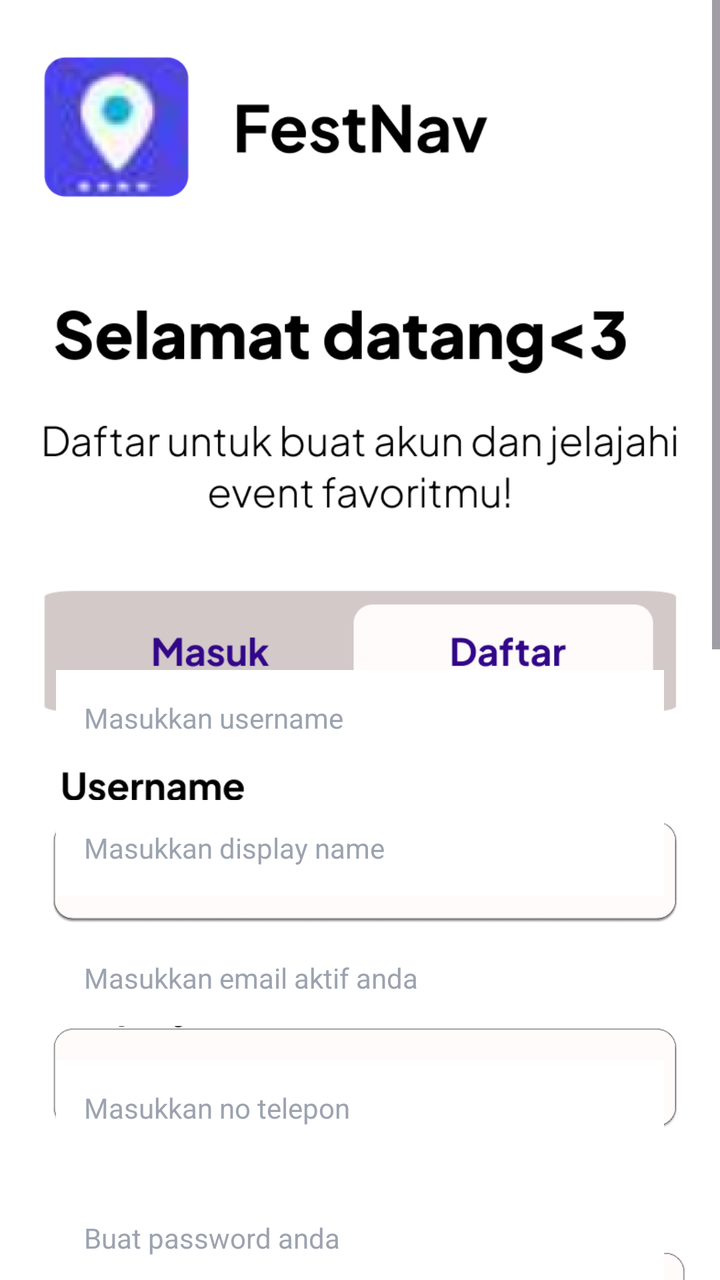
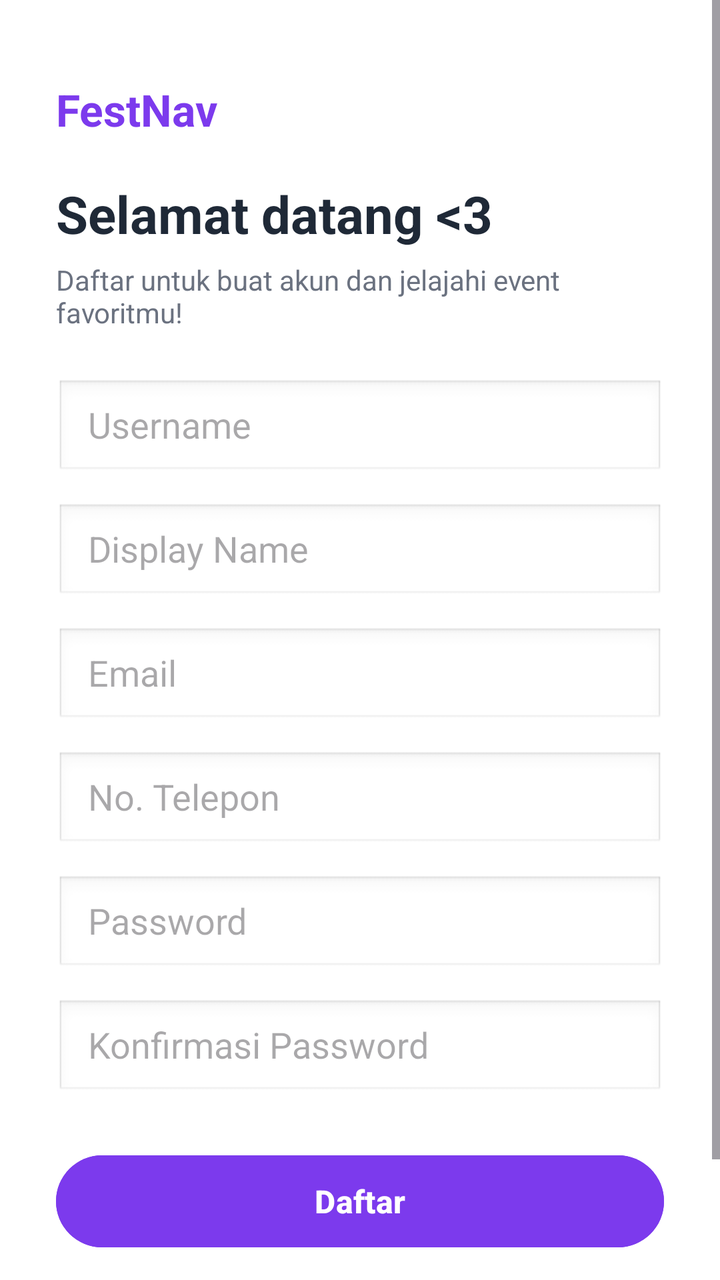

Two renders of the same Android screen: before a commit and after it. Below are the layout's source before the change and the commit's diff.
<!-- AndroidManifest.xml: application theme Theme.FestNav -->
<!-- res/layout/activity_daftar.xml -->
<?xml version="1.0" encoding="utf-8"?>
<ScrollView
    xmlns:android="http://schemas.android.com/apk/res/android"
    xmlns:app="http://schemas.android.com/apk/res-auto"
    xmlns:tools="http://schemas.android.com/tools"
    android:layout_width="match_parent"
    android:layout_height="match_parent"
    android:fillViewport="true"
    android:scrollbars="vertical"
    android:background="#FFFFFF"
    tools:context=".Daftar">

    <androidx.constraintlayout.widget.ConstraintLayout
        android:layout_width="match_parent"
        android:layout_height="wrap_content"
        android:paddingBottom="60dp">

        
        <ImageView
            android:id="@+id/imgBackgroundDaftar"
            android:layout_width="0dp"
            android:layout_height="wrap_content"
            android:adjustViewBounds="true"
            android:scaleType="fitXY"
            android:src="@drawable/daftar"
            app:layout_constraintTop_toTopOf="parent"
            app:layout_constraintStart_toStartOf="parent"
            app:layout_constraintEnd_toEndOf="parent" />

        
        <View
            android:id="@+id/btnTabMasuk"
            android:layout_width="140dp"
            android:layout_height="45dp"
            android:layout_marginStart="160dp"
            android:layout_marginTop="235dp"
            android:background="@android:color/transparent"
            app:layout_constraintTop_toTopOf="@id/imgBackgroundDaftar"
            app:layout_constraintStart_toStartOf="parent" />

        
        <EditText
            android:id="@+id/etUsernameDaftar"
            android:layout_width="0dp"
            android:layout_height="48dp"
            android:layout_marginStart="28dp"
            android:layout_marginEnd="28dp"
            android:layout_marginTop="335dp"
            android:background="#FFFFFF"
            android:hint="Masukkan username"
            android:paddingStart="14dp"
            android:paddingEnd="14dp"
            android:textColor="#000000"
            android:textColorHint="#9CA3AF"
            android:textSize="14sp"
            app:layout_constraintTop_toTopOf="@id/imgBackgroundDaftar"
            app:layout_constraintStart_toStartOf="parent"
            app:layout_constraintEnd_toEndOf="parent" />

        
        <EditText
            android:id="@+id/etDisplayNameDaftar"
            android:layout_width="0dp"
            android:layout_height="48dp"
            android:layout_marginStart="28dp"
            android:layout_marginEnd="28dp"
            android:layout_marginTop="400dp"
            android:background="#FFFFFF"
            android:hint="Masukkan display name"
            android:paddingStart="14dp"
            android:paddingEnd="14dp"
            android:textColor="#000000"
            android:textColorHint="#9CA3AF"
            android:textSize="14sp"
            app:layout_constraintTop_toTopOf="@id/imgBackgroundDaftar"
            app:layout_constraintStart_toStartOf="parent"
            app:layout_constraintEnd_toEndOf="parent" />

        
        <EditText
            android:id="@+id/etEmailDaftar"
            android:layout_width="0dp"
            android:layout_height="48dp"
            android:layout_marginStart="28dp"
            android:layout_marginEnd="28dp"
            android:layout_marginTop="465dp"
            android:background="#FFFFFF"
            android:hint="Masukkan email aktif anda"
            android:inputType="textEmailAddress"
            android:paddingStart="14dp"
            android:paddingEnd="14dp"
            android:textColor="#000000"
            android:textColorHint="#9CA3AF"
            android:textSize="14sp"
            app:layout_constraintTop_toTopOf="@id/imgBackgroundDaftar"
            app:layout_constraintStart_toStartOf="parent"
            app:layout_constraintEnd_toEndOf="parent" />

        
        <EditText
            android:id="@+id/etTeleponDaftar"
            android:layout_width="0dp"
            android:layout_height="48dp"
            android:layout_marginStart="28dp"
            android:layout_marginEnd="28dp"
            android:layout_marginTop="530dp"
            android:background="#FFFFFF"
            android:hint="Masukkan no telepon"
            android:inputType="phone"
            android:paddingStart="14dp"
            android:paddingEnd="14dp"
            android:textColor="#000000"
            android:textColorHint="#9CA3AF"
            android:textSize="14sp"
            app:layout_constraintTop_toTopOf="@id/imgBackgroundDaftar"
            app:layout_constraintStart_toStartOf="parent"
            app:layout_constraintEnd_toEndOf="parent" />

        
        <EditText
            android:id="@+id/etPasswordDaftar"
            android:layout_width="0dp"
            android:layout_height="48dp"
            android:layout_marginStart="28dp"
            android:layout_marginEnd="28dp"
            android:layout_marginTop="595dp"
            android:background="#FFFFFF"
            android:hint="Buat password anda"
            android:inputType="textPassword"
            android:paddingStart="14dp"
            android:paddingEnd="14dp"
            android:textColor="#000000"
            android:textColorHint="#9CA3AF"
            android:textSize="14sp"
            app:layout_constraintTop_toTopOf="@id/imgBackgroundDaftar"
            app:layout_constraintStart_toStartOf="parent"
            app:layout_constraintEnd_toEndOf="parent" />

        
        <EditText
            android:id="@+id/etConfirmPasswordDaftar"
            android:layout_width="0dp"
            android:layout_height="48dp"
            android:layout_marginStart="28dp"
            android:layout_marginEnd="28dp"
            android:layout_marginTop="660dp"
            android:background="#FFFFFF"
            android:hint="Ulangi password anda"
            android:inputType="textPassword"
            android:paddingStart="14dp"
            android:paddingEnd="14dp"
            android:textColor="#000000"
            android:textColorHint="#9CA3AF"
            android:textSize="14sp"
            app:layout_constraintTop_toTopOf="@id/imgBackgroundDaftar"
            app:layout_constraintStart_toStartOf="parent"
            app:layout_constraintEnd_toEndOf="parent" />

        

        
        <Button
            android:id="@+id/btnDaftarAksi"
            android:layout_width="0dp"
            android:layout_height="54dp"
            android:layout_marginStart="28dp"
            android:layout_marginTop="1148dp"
            android:layout_marginEnd="28dp"
            android:backgroundTint="#6D28D9"
            android:text="Daftar"
            android:textAllCaps="false"
            android:textColor="#FFFFFF"
            android:textSize="16sp"
            android:textStyle="bold"
            app:layout_constraintEnd_toEndOf="parent"
            app:layout_constraintHorizontal_bias="0.0"
            app:layout_constraintStart_toStartOf="parent"
            app:layout_constraintTop_toTopOf="@id/imgBackgroundDaftar" />

        <View
            android:id="@+id/btnBawahMasuk"
            android:layout_width="200dp"
            android:layout_height="36dp"
            android:layout_marginTop="900dp"
            android:background="@android:color/transparent"
            app:layout_constraintTop_toTopOf="@id/imgBackgroundDaftar"
            app:layout_constraintStart_toStartOf="parent"
            app:layout_constraintEnd_toEndOf="parent" />

    </androidx.constraintlayout.widget.ConstraintLayout>

</ScrollView>
<!-- resources referenced by this layout -->
<resources>
  <!-- drawable daftar: png bitmap (drawable, 140579 bytes) -->
  <style name="Theme.FestNav" parent="Base.Theme.FestNav" />
  <style name="Base.Theme.FestNav" parent="Theme.Material3.DayNight.NoActionBar">
          
          
      </style>
</resources>

<!-- the commit's change to res/layout/activity_daftar.xml (unified diff, before → after) -->
@@ -1,192 +1,141 @@
 <?xml version="1.0" encoding="utf-8"?>
 <ScrollView
     xmlns:android="http://schemas.android.com/apk/res/android"
-    xmlns:app="http://schemas.android.com/apk/res-auto"
     xmlns:tools="http://schemas.android.com/tools"
     android:layout_width="match_parent"
     android:layout_height="match_parent"
     android:fillViewport="true"
-    android:scrollbars="vertical"
     android:background="#FFFFFF"
     tools:context=".Daftar">
 
-    <androidx.constraintlayout.widget.ConstraintLayout
+    <LinearLayout
         android:layout_width="match_parent"
         android:layout_height="wrap_content"
-        android:paddingBottom="60dp">
+        android:orientation="vertical"
+        android:padding="28dp"
+        android:gravity="center_horizontal">
 
         
-        <ImageView
-            android:id="@+id/imgBackgroundDaftar"
-            android:layout_width="0dp"
+        <TextView
+            android:layout_width="match_parent"
             android:layout_height="wrap_content"
-            android:adjustViewBounds="true"
-            android:scaleType="fitXY"
-            android:src="@drawable/daftar"
-            app:layout_constraintTop_toTopOf="parent"
-            app:layout_constraintStart_toStartOf="parent"
-            app:layout_constraintEnd_toEndOf="parent" />
+            android:text="FestNav"
+            android:textSize="22sp"
+            android:textStyle="bold"
+            android:textColor="#7C3AED"
+            android:layout_marginTop="12dp"
+            android:layout_marginBottom="20dp"/>
 
-        
-        <View
-            android:id="@+id/btnTabMasuk"
-            android:layout_width="140dp"
-            android:layout_height="45dp"
-            android:layout_marginStart="160dp"
-            android:layout_marginTop="235dp"
-            android:background="@android:color/transparent"
-            app:layout_constraintTop_toTopOf="@id/imgBackgroundDaftar"
-            app:layout_constraintStart_toStartOf="parent" />
+        <TextView
+            android:layout_width="match_parent"
+            android:layout_height="wrap_content"
+            android:text="Selamat datang &lt;3"
+            android:textSize="26sp"
+            android:textStyle="bold"
+            android:textColor="#1F2937"
+            android:layout_marginBottom="6dp"/>
+
+        <TextView
+            android:layout_width="match_parent"
+            android:layout_height="wrap_content"
+            android:text="Daftar untuk buat akun dan jelajahi event favoritmu!"
+            android:textSize="14sp"
+            android:textColor="#6B7280"
+            android:layout_marginBottom="24dp"/>
 
         
         <EditText
             android:id="@+id/etUsernameDaftar"
-            android:layout_width="0dp"
-            android:layout_height="48dp"
-            android:layout_marginStart="28dp"
-            android:layout_marginEnd="28dp"
-            android:layout_marginTop="335dp"
-            android:background="#FFFFFF"
-            android:hint="Masukkan username"
-            android:paddingStart="14dp"
-            android:paddingEnd="14dp"
-            android:textColor="#000000"
-            android:textColorHint="#9CA3AF"
-            android:textSize="14sp"
-            app:layout_constraintTop_toTopOf="@id/imgBackgroundDaftar"
-            app:layout_constraintStart_toStartOf="parent"
-            app:layout_constraintEnd_toEndOf="parent" />
+            android:layout_width="match_parent"
+            android:layout_height="50dp"
+            android:hint="Username"
+            android:inputType="text"
+            android:background="@android:drawable/edit_text"
+            android:paddingStart="16dp"
+            android:paddingEnd="16dp"
+            android:layout_marginBottom="12dp"/>
 
         
         <EditText
             android:id="@+id/etDisplayNameDaftar"
-            android:layout_width="0dp"
-            android:layout_height="48dp"
-            android:layout_marginStart="28dp"
-            android:layout_marginEnd="28dp"
-            android:layout_marginTop="400dp"
-            android:background="#FFFFFF"
-            android:hint="Masukkan display name"
-            android:paddingStart="14dp"
-            android:paddingEnd="14dp"
-            android:textColor="#000000"
-            android:textColorHint="#9CA3AF"
-            android:textSize="14sp"
-            app:layout_constraintTop_toTopOf="@id/imgBackgroundDaftar"
-            app:layout_constraintStart_toStartOf="parent"
-            app:layout_constraintEnd_toEndOf="parent" />
+            android:layout_width="match_parent"
+            android:layout_height="50dp"
+            android:hint="Display Name"
+            android:inputType="textPersonName"
+            android:background="@android:drawable/edit_text"
+            android:paddingStart="16dp"
+            android:paddingEnd="16dp"
+            android:layout_marginBottom="12dp"/>
 
         
         <EditText
             android:id="@+id/etEmailDaftar"
-            android:layout_width="0dp"
-            android:layout_height="48dp"
-            android:layout_marginStart="28dp"
-            android:layout_marginEnd="28dp"
-            android:layout_marginTop="465dp"
-            android:background="#FFFFFF"
-            android:hint="Masukkan email aktif anda"
+            android:layout_width="match_parent"
+            android:layout_height="50dp"
+            android:hint="Email"
             android:inputType="textEmailAddress"
-            android:paddingStart="14dp"
-            android:paddingEnd="14dp"
-            android:textColor="#000000"
-            android:textColorHint="#9CA3AF"
-            android:textSize="14sp"
-            app:layout_constraintTop_toTopOf="@id/imgBackgroundDaftar"
-            app:layout_constraintStart_toStartOf="parent"
-            app:layout_constraintEnd_toEndOf="parent" />
+            android:background="@android:drawable/edit_text"
+            android:paddingStart="16dp"
+            android:paddingEnd="16dp"
+            android:layout_marginBottom="12dp"/>
 
         
         <EditText
             android:id="@+id/etTeleponDaftar"
-            android:layout_width="0dp"
-            android:layout_height="48dp"
-            android:layout_marginStart="28dp"
-            android:layout_marginEnd="28dp"
-            android:layout_marginTop="530dp"
-            android:background="#FFFFFF"
-            android:hint="Masukkan no telepon"
+            android:layout_width="match_parent"
+            android:layout_height="50dp"
+            android:hint="No. Telepon"
             android:inputType="phone"
-            android:paddingStart="14dp"
-            android:paddingEnd="14dp"
-            android:textColor="#000000"
-            android:textColorHint="#9CA3AF"
-            android:textSize="14sp"
-            app:layout_constraintTop_toTopOf="@id/imgBackgroundDaftar"
-            app:layout_constraintStart_toStartOf="parent"
-            app:layout_constraintEnd_toEndOf="parent" />
+            android:background="@android:drawable/edit_text"
+            android:paddingStart="16dp"
+            android:paddingEnd="16dp"
+            android:layout_marginBottom="12dp"/>
 
         
         <EditText
             android:id="@+id/etPasswordDaftar"
-            android:layout_width="0dp"
-            android:layout_height="48dp"
-            android:layout_marginStart="28dp"
-            android:layout_marginEnd="28dp"
-            android:layout_marginTop="595dp"
-            android:background="#FFFFFF"
-            android:hint="Buat password anda"
+            android:layout_width="match_parent"
+            android:layout_height="50dp"
+            android:hint="Password"
             android:inputType="textPassword"
-            android:paddingStart="14dp"
-            android:paddingEnd="14dp"
-            android:textColor="#000000"
-            android:textColorHint="#9CA3AF"
-            android:textSize="14sp"
-            app:layout_constraintTop_toTopOf="@id/imgBackgroundDaftar"
-            app:layout_constraintStart_toStartOf="parent"
-            app:layout_constraintEnd_toEndOf="parent" />
+            android:background="@android:drawable/edit_text"
+            android:paddingStart="16dp"
+            android:paddingEnd="16dp"
+            android:layout_marginBottom="12dp"/>
 
         
         <EditText
-            android:id="@+id/etConfirmPasswordDaftar"
-            android:layout_width="0dp"
-            android:layout_height="48dp"
-            android:layout_marginStart="28dp"
-            android:layout_marginEnd="28dp"
-            android:layout_marginTop="660dp"
-            android:background="#FFFFFF"
-            android:hint="Ulangi password anda"
+            android:id="@+id/etKonfirmasiPasswordDaftar"
+            android:layout_width="match_parent"
+            android:layout_height="50dp"
+            android:hint="Konfirmasi Password"
             android:inputType="textPassword"
-            android:paddingStart="14dp"
-            android:paddingEnd="14dp"
-            android:textColor="#000000"
-            android:textColorHint="#9CA3AF"
-            android:textSize="14sp"
-            app:layout_constraintTop_toTopOf="@id/imgBackgroundDaftar"
-            app:layout_constraintStart_toStartOf="parent"
-            app:layout_constraintEnd_toEndOf="parent" />
-
-        
+            android:background="@android:drawable/edit_text"
+            android:paddingStart="16dp"
+            android:paddingEnd="16dp"
+            android:layout_marginBottom="24dp"/>
 
         
         <Button
             android:id="@+id/btnDaftarAksi"
-            android:layout_width="0dp"
+            android:layout_width="match_parent"
             android:layout_height="54dp"
-            android:layout_marginStart="28dp"
-            android:layout_marginTop="1148dp"
-            android:layout_marginEnd="28dp"
-            android:backgroundTint="#6D28D9"
+            android:backgroundTint="#7C3AED"
             android:text="Daftar"
-            android:textAllCaps="false"
             android:textColor="#FFFFFF"
             android:textSize="16sp"
             android:textStyle="bold"
-            app:layout_constraintEnd_toEndOf="parent"
-            app:layout_constraintHorizontal_bias="0.0"
-            app:layout_constraintStart_toStartOf="parent"
-            app:layout_constraintTop_toTopOf="@id/imgBackgroundDaftar" />
+            android:layout_marginBottom="16dp"/>
 
-        <View
-            android:id="@+id/btnBawahMasuk"
-            android:layout_width="200dp"
-            android:layout_height="36dp"
-            android:layout_marginTop="900dp"
-            android:background="@android:color/transparent"
-            app:layout_constraintTop_toTopOf="@id/imgBackgroundDaftar"
-            app:layout_constraintStart_toStartOf="parent"
-            app:layout_constraintEnd_toEndOf="parent" />
+        
+        <TextView
+            android:id="@+id/btnTabMasuk"
+            android:layout_width="wrap_content"
+            android:layout_height="wrap_content"
+            android:text="Sudah punya akun? Masuk"
+            android:textColor="#4B5563"
+            android:padding="8dp"/>
 
-    </androidx.constraintlayout.widget.ConstraintLayout>
+    </LinearLayout>
 
 </ScrollView>
<!-- resource entries referenced after the edit -->
@@ -1,6 +1,5 @@
 <!-- resources referenced by this layout -->
 <resources>
-  <!-- drawable daftar: png bitmap (drawable, 140579 bytes) -->
   <style name="Theme.FestNav" parent="Base.Theme.FestNav" />
   <style name="Base.Theme.FestNav" parent="Theme.Material3.DayNight.NoActionBar">
           
